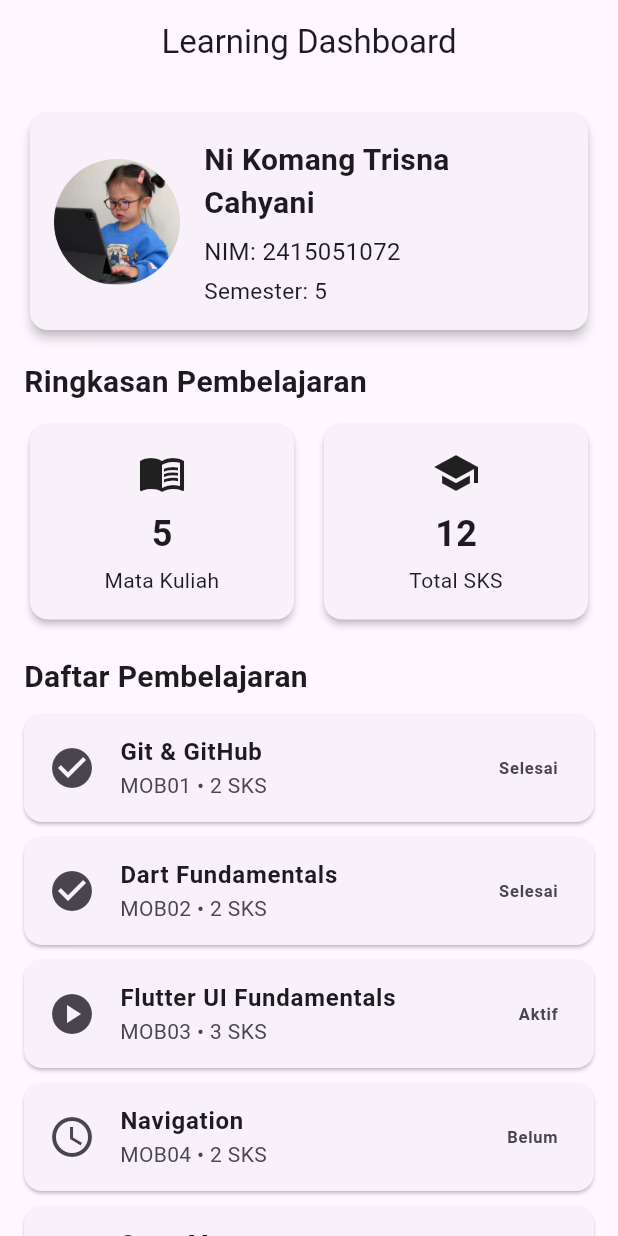
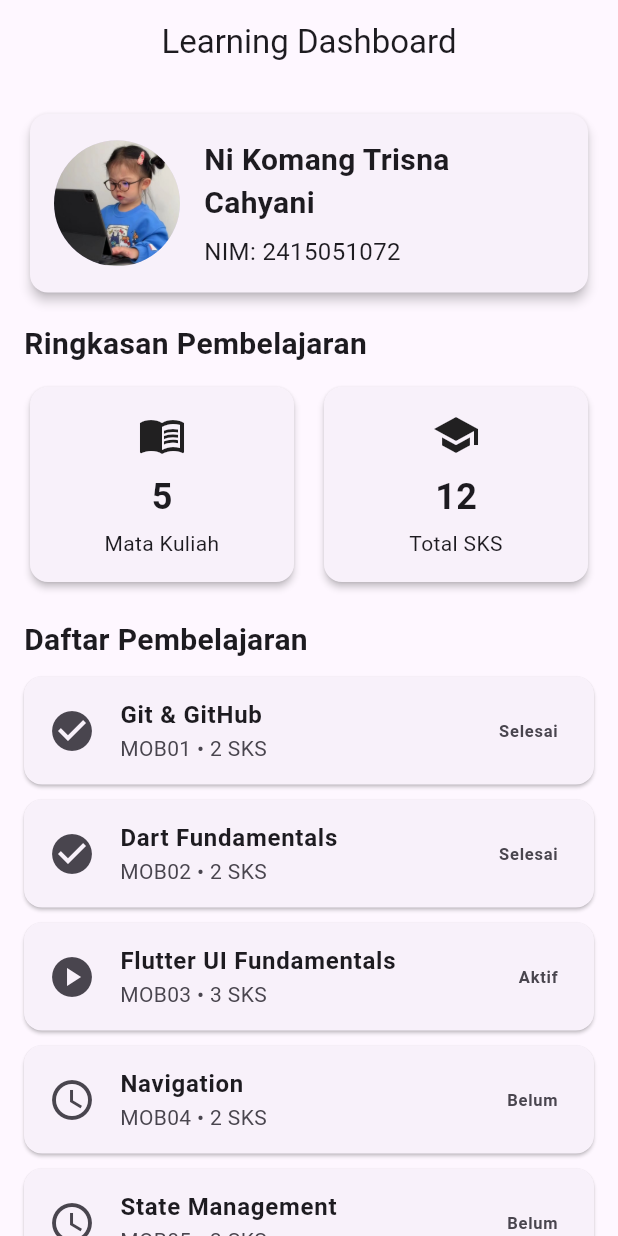
Before and after one commit to trisnacahyani-ops/flutter_ui_fundamentals, a Flutter app: the screen it shows after launch, on a phone screen of 412 x 824 dp. Run offline on Flutter 3.47's test engine with Material 3 defaults, Android fonts, the phone set to English and light mode, and no system bars.

Commit message:
tahap 15

```diff
--- a/assets/data/student_data.json
+++ b/assets/data/student_data.json
@@ -1,8 +1,7 @@
 {
   "student": {
     "nim": "2415051072",
-    "name": "Ni Komang Trisna Cahyani",
-    "semester": 5
+    "name": "Ni Komang Trisna Cahyani"
   },
   "courses": [
     {
--- a/lib/main.dart
+++ b/lib/main.dart
@@ -7,7 +7,9 @@ void main() {
   runApp(const MyApp());
 }
 
-// Membaca data dari file JSON
+// =========================
+// LOAD DATA JSON
+// =========================
 Future<Map<String, dynamic>> loadStudentData() async {
   final jsonString = await rootBundle.loadString(
     'assets/data/student_data.json',
@@ -16,6 +18,9 @@ Future<Map<String, dynamic>> loadStudentData() async {
   return jsonDecode(jsonString) as Map<String, dynamic>;
 }
 
+// =========================
+// MY APP
+// =========================
 class MyApp extends StatelessWidget {
   const MyApp({super.key});
 
@@ -33,7 +38,9 @@ class MyApp extends StatelessWidget {
   }
 }
 
-// Dashboard utama
+// =========================
+// DASHBOARD PAGE
+// =========================
 class DashboardPage extends StatefulWidget {
   const DashboardPage({super.key});
 
@@ -58,28 +65,52 @@ class _DashboardPageState extends State<DashboardPage> {
         title: const Text('Learning Dashboard'),
         centerTitle: true,
       ),
+
       body: FutureBuilder<Map<String, dynamic>>(
         future: studentFuture,
+
         builder: (context, snapshot) {
-          // Loading state
+          // =========================
+          // LOADING STATE
+          // =========================
           if (snapshot.connectionState == ConnectionState.waiting) {
             return const Center(child: CircularProgressIndicator());
           }
 
-          // Error state
+          // =========================
+          // ERROR STATE
+          // =========================
           if (snapshot.hasError) {
             return Center(
               child: Padding(
                 padding: const EdgeInsets.all(20),
-                child: Text(
-                  'Gagal memuat data:\n${snapshot.error}',
-                  textAlign: TextAlign.center,
+                child: Column(
+                  mainAxisSize: MainAxisSize.min,
+                  children: [
+                    const Icon(Icons.error_outline, size: 60),
+
+                    const SizedBox(height: 12),
+
+                    const Text(
+                      'Gagal memuat data',
+                      style: TextStyle(
+                        fontSize: 20,
+                        fontWeight: FontWeight.bold,
+                      ),
+                    ),
+
+                    const SizedBox(height: 8),
+
+                    Text('${snapshot.error}', textAlign: TextAlign.center),
+                  ],
                 ),
               ),
             );
           }
 
-          // Data tidak tersedia
+          // =========================
+          // DATA TIDAK ADA
+          // =========================
           if (!snapshot.hasData) {
             return const Center(child: Text('Data tidak tersedia'));
           }
@@ -97,18 +128,22 @@ class _DashboardPageState extends State<DashboardPage> {
             (sum, item) => sum + (item['credits'] as int),
           );
 
+          // =========================
+          // DASHBOARD
+          // =========================
           return SafeArea(
             child: SingleChildScrollView(
               padding: const EdgeInsets.all(16),
+
               child: Column(
                 crossAxisAlignment: CrossAxisAlignment.start,
+
                 children: [
-                  // Profile Card
+                  // PROFILE
                   buildProfileCard(student: student),
 
                   const SizedBox(height: 16),
 
-                  // Judul summary
                   const Text(
                     'Ringkasan Pembelajaran',
                     style: TextStyle(fontSize: 20, fontWeight: FontWeight.bold),
@@ -116,7 +151,7 @@ class _DashboardPageState extends State<DashboardPage> {
 
                   const SizedBox(height: 10),
 
-                  // Summary Cards
+                  // SUMMARY
                   Row(
                     children: [
                       Expanded(
@@ -126,7 +161,9 @@ class _DashboardPageState extends State<DashboardPage> {
                           label: 'Mata Kuliah',
                         ),
                       ),
+
                       const SizedBox(width: 12),
+
                       Expanded(
                         child: buildSummaryCard(
                           icon: Icons.school,
@@ -139,7 +176,6 @@ class _DashboardPageState extends State<DashboardPage> {
 
                   const SizedBox(height: 20),
 
-                  // Judul courses
                   const Text(
                     'Daftar Pembelajaran',
                     style: TextStyle(fontSize: 20, fontWeight: FontWeight.bold),
@@ -147,10 +183,25 @@ class _DashboardPageState extends State<DashboardPage> {
 
                   const SizedBox(height: 10),
 
-                  // List courses
+                  // COURSE LIST
                   ...courses.map(
                     (item) => buildCourseCard(item as Map<String, dynamic>),
                   ),
+
+                  const SizedBox(height: 20),
+
+                  // =========================
+                  // CASE A
+                  // RENDERFLEX OVERFLOW
+                  // =========================
+                  buildOverflowDebug(),
+
+                  const SizedBox(height: 12),
+
+                  // =========================
+                  // INFO DEBUGGING
+                  // =========================
+                  buildDebugInfo(student: student),
                 ],
               ),
             ),
@@ -161,14 +212,20 @@ class _DashboardPageState extends State<DashboardPage> {
   }
 }
 
-// Reusable widget untuk profile
+// =========================
+// PROFILE CARD
+// =========================
 Widget buildProfileCard({required Map<String, dynamic> student}) {
   return Card(
     elevation: 3,
+
     child: Padding(
       padding: const EdgeInsets.all(16),
+
       child: Row(
         children: [
+          // CASE B
+          // ASSET PATH HARUS BENAR
           const CircleAvatar(
             radius: 42,
             backgroundImage: AssetImage('assets/image/trisna.jpeg'),
@@ -179,13 +236,17 @@ Widget buildProfileCard({required Map<String, dynamic> student}) {
           Expanded(
             child: Column(
               crossAxisAlignment: CrossAxisAlignment.start,
+
               children: [
                 Text(
                   student['name'] as String,
+
                   style: const TextStyle(
                     fontSize: 20,
                     fontWeight: FontWeight.bold,
                   ),
+
+                  softWrap: true,
                 ),
 
                 const SizedBox(height: 6),
@@ -193,13 +254,6 @@ Widget buildProfileCard({required Map<String, dynamic> student}) {
                 Text(
                   'NIM: ${student['nim']}',
                   style: const TextStyle(fontSize: 16),
-                ),
-
-                const SizedBox(height: 4),
-
-                Text(
-                  'Semester: ${student['semester']}',
-                  style: const TextStyle(fontSize: 15),
                 ),
               ],
             ),
@@ -210,7 +264,9 @@ Widget buildProfileCard({required Map<String, dynamic> student}) {
   );
 }
 
-// Reusable widget untuk summary
+// =========================
+// SUMMARY CARD
+// =========================
 Widget buildSummaryCard({
   required IconData icon,
   required String value,
@@ -218,8 +274,10 @@ Widget buildSummaryCard({
 }) {
   return Card(
     elevation: 2,
+
     child: Padding(
       padding: const EdgeInsets.all(16),
+
       child: Column(
         children: [
           Icon(icon, size: 32),
@@ -240,11 +298,14 @@ Widget buildSummaryCard({
   );
 }
 
-// Reusable widget untuk course
+// =========================
+// COURSE CARD
+// =========================
 Widget buildCourseCard(Map<String, dynamic> course) {
   final String status = course['status'] as String;
 
   final bool isDone = status == 'done';
+
   final bool isActive = status == 'active';
 
   IconData icon;
@@ -269,20 +330,111 @@ Widget buildCourseCard(Map<String, dynamic> course) {
 
   return Card(
     margin: const EdgeInsets.only(bottom: 10),
+
     child: ListTile(
       leading: Icon(icon, size: 32),
 
       title: Text(
         course['title'] as String,
+
         style: const TextStyle(fontWeight: FontWeight.bold),
       ),
 
-      subtitle: Text('${course['code']} • ${course['credits']} SKS'),
+      subtitle: Text(
+        '${course['code']} • '
+        '${course['credits']} SKS',
+      ),
 
       trailing: Text(
         statusText,
+
         style: const TextStyle(fontWeight: FontWeight.bold),
       ),
     ),
   );
 }
+
+// =========================
+// CASE A
+// RENDERFLEX OVERFLOW
+// =========================
+Widget buildOverflowDebug() {
+  return Card(
+    elevation: 2,
+
+    child: Padding(
+      padding: const EdgeInsets.all(16),
+
+      child: Row(
+        crossAxisAlignment: CrossAxisAlignment.start,
+
+        children: [
+          const Icon(Icons.info_outline, size: 28),
+
+          const SizedBox(width: 10),
+
+          // FIX:
+          // Expanded membuat Text
+          // menggunakan ruang yang tersedia.
+          Expanded(
+            child: Text(
+              '2415051072 - '
+              'Ni Komang Trisna Cahyani - '
+              'Ini adalah teks yang sangat panjang '
+              'untuk menguji layout Flutter agar '
+              'tidak mengalami RenderFlex Overflow.',
+
+              softWrap: true,
+            ),
+          ),
+        ],
+      ),
+    ),
+  );
+}
+
+// =========================
+// DEBUG INFORMATION
+// =========================
+Widget buildDebugInfo({required Map<String, dynamic> student}) {
+  return Card(
+    child: Padding(
+      padding: const EdgeInsets.all(16),
+
+      child: Column(
+        crossAxisAlignment: CrossAxisAlignment.start,
+
+        children: [
+          const Text(
+            'Hasil Debugging',
+            style: TextStyle(fontSize: 18, fontWeight: FontWeight.bold),
+          ),
+
+          const SizedBox(height: 10),
+
+          Text('NIM: ${student['nim']}'),
+
+          Text('Nama: ${student['name']}'),
+
+          const SizedBox(height: 8),
+
+          const Text(
+            'RenderFlex Overflow: '
+            'diperbaiki menggunakan Expanded.',
+          ),
+
+          const Text(
+            'Asset: menggunakan path '
+            'assets/image/trisna.jpeg.',
+          ),
+
+          const Text(
+            'JSON: menggunakan '
+            'assets/data/student_data.json '
+            'dan FutureBuilder.',
+          ),
+        ],
+      ),
+    ),
+  );
+}
```
